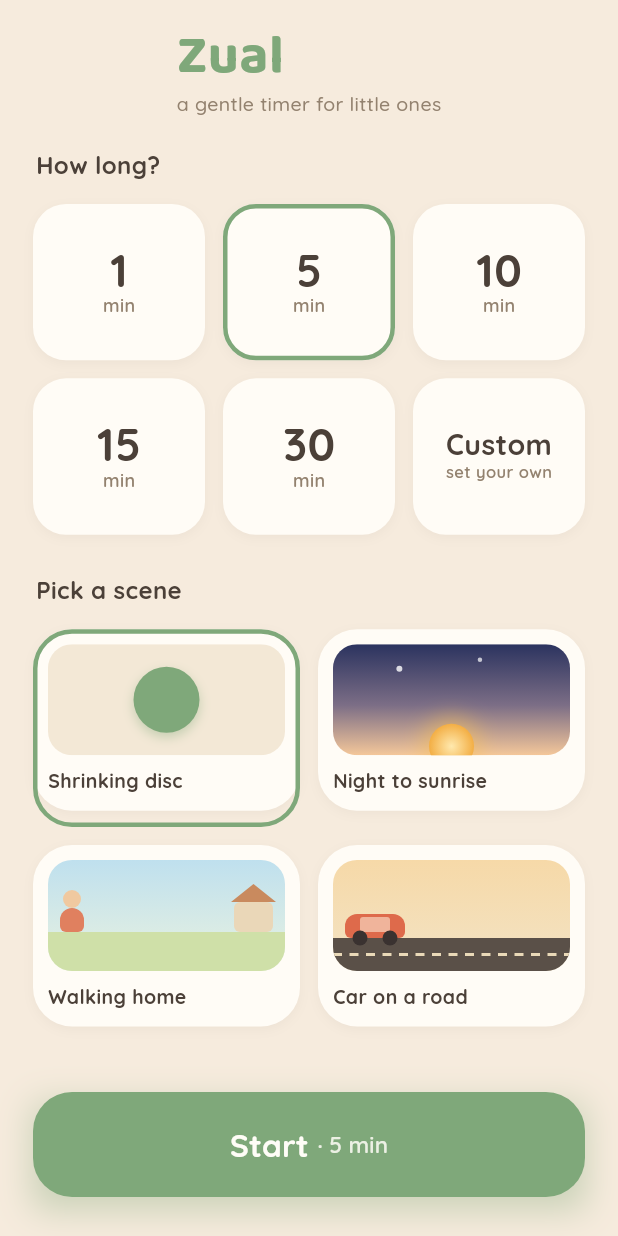
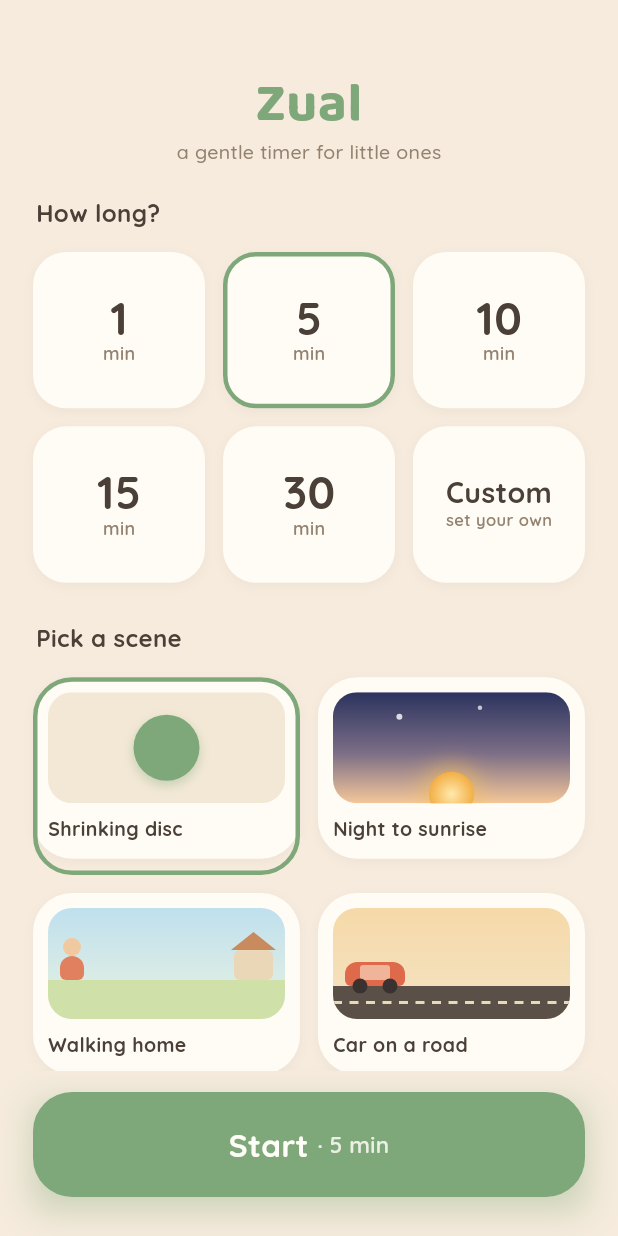
Before and after one commit to reiteristvan/zual, a Flutter app: the screen it shows after launch, on a phone screen of 412 x 824 dp. Run offline on Flutter 3.47's test engine with Material 3 defaults, Android fonts, the phone set to English and light mode, and no system bars; our stand-ins replace shared_preferences, wakelock_plus.

Commit message:
feat(02-05): apply exact Layout A fidelity across Setup screen (SETUP-05)
- Header padding 52/24/8 with centered wordmark/tagline, matching the
  Layout A reference markup's text-align: center (was left-aligned, 20px
  top)
- Wired pressed/touch-feedback states via a shared _PressableSurface
  widget: #FFF7E9 for preset/Custom/scene cards, #6E9A68 for Start
  (Android has no hover, so the design's hover state is treated as the
  pressed state); replaces the default ElevatedButton ripple on Start so
  the fill matches the exact spec color
- Converted SceneCard to a StatefulWidget (same public API) so each card
  tracks its own pressed state independently
- Confirmed #E0805F destructive color appears nowhere on either screen;
  spacing/radii/shadows/copy for the remaining elements already matched
  the UI-SPEC from Plans 01-04

Deviation: added tester.ensureVisible() before several existing
Custom-stepper widget-test taps, since the taller header pushed those
elements further below the default 800x600 test viewport fold — test-only
fix, no production behavior change (Rule 1, following the same pattern
Plans 02-03 already established for the scene grid).

```diff
--- a/lib/screens/setup_screen.dart
+++ b/lib/screens/setup_screen.dart
@@ -155,12 +155,13 @@ class _SetupScreenState extends State<SetupScreen> {
     );
   }
 
-  /// Fixed header: wordmark + tagline.
+  /// Fixed header: wordmark + tagline, centered per UI-SPEC (`text-align:
+  /// center` in the Layout A reference markup).
   Widget _buildHeader() {
     return const Padding(
-      padding: EdgeInsets.fromLTRB(24, 20, 24, 8),
+      padding: EdgeInsets.fromLTRB(24, 52, 24, 8),
       child: Column(
-        crossAxisAlignment: CrossAxisAlignment.start,
+        crossAxisAlignment: CrossAxisAlignment.center,
         children: [
           Text('Zual', style: AppTokens.wordmark),
           SizedBox(height: 4),
@@ -199,18 +200,15 @@ class _SetupScreenState extends State<SetupScreen> {
   /// exactly one of the six cells at a time.
   Widget _buildPresetCard(int minutes) {
     final selected = !_showCustom && minutes == _durationMin;
-    return GestureDetector(
+    return Stack(
+      children: [
+        _PressableSurface(
           onTap: () => _selectPreset(minutes),
-      child: Stack(
-        children: [
-          Container(
-            decoration: BoxDecoration(
           color: AppTokens.cardSurface,
-              borderRadius: BorderRadius.circular(AppTokens.buttonRadius),
+          pressedColor: AppTokens.pressed,
+          borderRadius: AppTokens.buttonRadius,
           boxShadow: AppTokens.cardShadow,
-            ),
           padding: const EdgeInsets.symmetric(vertical: 16, horizontal: 6),
-            alignment: Alignment.center,
           child: Column(
             mainAxisSize: MainAxisSize.min,
             children: [
@@ -221,25 +219,21 @@ class _SetupScreenState extends State<SetupScreen> {
         ),
         if (selected) _buildSelectionRing(ValueKey('preset-ring-$minutes')),
       ],
-      ),
     );
   }
 
   /// The sixth grid cell: "Custom" / "set your own". Selecting it reveals
   /// the stepper row and moves the selection ring here (SETUP-02).
   Widget _buildCustomCard() {
-    return GestureDetector(
+    return Stack(
+      children: [
+        _PressableSurface(
           onTap: _selectCustom,
-      child: Stack(
-        children: [
-          Container(
-            decoration: BoxDecoration(
           color: AppTokens.cardSurface,
-              borderRadius: BorderRadius.circular(AppTokens.buttonRadius),
+          pressedColor: AppTokens.pressed,
+          borderRadius: AppTokens.buttonRadius,
           boxShadow: AppTokens.cardShadow,
-            ),
           padding: const EdgeInsets.symmetric(vertical: 16, horizontal: 6),
-            alignment: Alignment.center,
           child: Column(
             mainAxisSize: MainAxisSize.min,
             children: [
@@ -250,7 +244,6 @@ class _SetupScreenState extends State<SetupScreen> {
         ),
         if (_showCustom) _buildSelectionRing(const ValueKey('custom-ring')),
       ],
-      ),
     );
   }
 
@@ -347,7 +340,10 @@ class _SetupScreenState extends State<SetupScreen> {
   }
 
   /// Fixed footer: the Start button, showing the currently selected
-  /// duration as two text runs ("Start" + "· {N} min") per UI-SPEC.
+  /// duration as two text runs ("Start" + "· {N} min") per UI-SPEC. Uses
+  /// [_PressableSurface] rather than `ElevatedButton` so the pressed fill
+  /// matches the UI-SPEC's exact `#6E9A68` (Android has no hover — the
+  /// design's `hover` state is treated as the pressed state).
   Widget _buildFooter() {
     return Padding(
       padding: const EdgeInsets.fromLTRB(22, 14, 22, 26),
@@ -355,17 +351,13 @@ class _SetupScreenState extends State<SetupScreen> {
         decoration: const BoxDecoration(boxShadow: AppTokens.startShadow),
         child: SizedBox(
           width: double.infinity,
-          child: ElevatedButton(
+          child: _PressableSurface(
             key: const ValueKey('start-button'),
-            onPressed: _handleStart,
-            style: ElevatedButton.styleFrom(
-              backgroundColor: AppTokens.accent,
+            onTap: _handleStart,
+            color: AppTokens.accent,
+            pressedColor: AppTokens.accentPressed,
+            borderRadius: AppTokens.startRadius,
             padding: const EdgeInsets.all(20),
-              elevation: 0,
-              shape: RoundedRectangleBorder(
-                borderRadius: BorderRadius.circular(AppTokens.startRadius),
-              ),
-            ),
             child: Row(
               mainAxisAlignment: MainAxisAlignment.center,
               children: [
@@ -380,3 +372,62 @@ class _SetupScreenState extends State<SetupScreen> {
     );
   }
 }
+
+/// A tappable surface that swaps its fill to [pressedColor] while held, per
+/// the UI-SPEC's pressed/touch-feedback contract (`#FFF7E9` for
+/// preset/Custom/scene cards, `#6E9A68` for Start — Android has no hover, so
+/// the design's `hover` state is treated as the pressed state here). Shared
+/// by the duration/Custom cards and the Start button so pressed-state
+/// tracking lives in exactly one place rather than being duplicated per
+/// call site.
+class _PressableSurface extends StatefulWidget {
+  const _PressableSurface({
+    super.key,
+    required this.onTap,
+    required this.color,
+    required this.pressedColor,
+    required this.borderRadius,
+    required this.child,
+    this.padding = EdgeInsets.zero,
+    this.boxShadow,
+  });
+
+  final VoidCallback onTap;
+  final Color color;
+  final Color pressedColor;
+  final double borderRadius;
+  final Widget child;
+  final EdgeInsetsGeometry padding;
+  final List<BoxShadow>? boxShadow;
+
+  @override
+  State<_PressableSurface> createState() => _PressableSurfaceState();
+}
+
+class _PressableSurfaceState extends State<_PressableSurface> {
+  bool _pressed = false;
+
+  void _setPressed(bool value) {
+    if (_pressed != value) setState(() => _pressed = value);
+  }
+
+  @override
+  Widget build(BuildContext context) {
+    return GestureDetector(
+      onTap: widget.onTap,
+      onTapDown: (_) => _setPressed(true),
+      onTapCancel: () => _setPressed(false),
+      onTapUp: (_) => _setPressed(false),
+      child: Container(
+        padding: widget.padding,
+        alignment: Alignment.center,
+        decoration: BoxDecoration(
+          color: _pressed ? widget.pressedColor : widget.color,
+          borderRadius: BorderRadius.circular(widget.borderRadius),
+          boxShadow: widget.boxShadow,
+        ),
+        child: widget.child,
+      ),
+    );
+  }
+}
--- a/lib/widgets/scene_grid.dart
+++ b/lib/widgets/scene_grid.dart
@@ -11,7 +11,13 @@ import '../theme/app_tokens.dart';
 /// Depends only on the [ScenePreviewPainter] abstraction (D-06) — never on a
 /// concrete painter type (e.g. `DiscPreviewPainter`) by name, so Phase 3 can
 /// swap in the real scene-at-progress-0 renderer without touching this file.
-class SceneCard extends StatelessWidget {
+///
+/// Stateful (not stateless) so it can track its own pressed/touch-feedback
+/// state and swap its fill to `#FFF7E9` while held, per the UI-SPEC's
+/// pressed-state contract (Android has no hover — the design's `hover`
+/// state is treated as the pressed state here). The public constructor API
+/// is unchanged from the prior stateless version.
+class SceneCard extends StatefulWidget {
   const SceneCard({
     super.key,
     required this.preview,
@@ -32,14 +38,28 @@ class SceneCard extends StatelessWidget {
   final VoidCallback onTap;
 
   @override
+  State<SceneCard> createState() => _SceneCardState();
+}
+
+class _SceneCardState extends State<SceneCard> {
+  bool _pressed = false;
+
+  void _setPressed(bool value) {
+    if (_pressed != value) setState(() => _pressed = value);
+  }
+
+  @override
   Widget build(BuildContext context) {
     return GestureDetector(
-      onTap: onTap,
+      onTap: widget.onTap,
+      onTapDown: (_) => _setPressed(true),
+      onTapCancel: () => _setPressed(false),
+      onTapUp: (_) => _setPressed(false),
       child: Stack(
         children: [
           Container(
             decoration: BoxDecoration(
-              color: AppTokens.cardSurface,
+              color: _pressed ? AppTokens.pressed : AppTokens.cardSurface,
               borderRadius: BorderRadius.circular(AppTokens.cardRadius),
               boxShadow: AppTokens.cardShadow,
             ),
@@ -55,15 +75,15 @@ class SceneCard extends StatelessWidget {
                   child: SizedBox(
                     height: 74,
                     width: double.infinity,
-                    child: CustomPaint(painter: preview),
+                    child: CustomPaint(painter: widget.preview),
                   ),
                 ),
                 const SizedBox(height: 8),
-                Text(label, style: AppTokens.sceneCardLabel),
+                Text(widget.label, style: AppTokens.sceneCardLabel),
               ],
             ),
           ),
-          if (selected) _buildSelectionRing(),
+          if (widget.selected) _buildSelectionRing(),
         ],
       ),
     );
@@ -73,7 +93,7 @@ class SceneCard extends StatelessWidget {
     return Positioned.fill(
       child: IgnorePointer(
         child: Container(
-          key: ValueKey('scene-ring-${label.toLowerCase()}'),
+          key: ValueKey('scene-ring-${widget.label.toLowerCase()}'),
           decoration: BoxDecoration(
             borderRadius: BorderRadius.circular(AppTokens.cardRadius),
             border: Border.all(color: AppTokens.accent, width: 3),
```
Also changed, not shown: 1 other file. Lines whose indentation alone changed are shown as unchanged.
